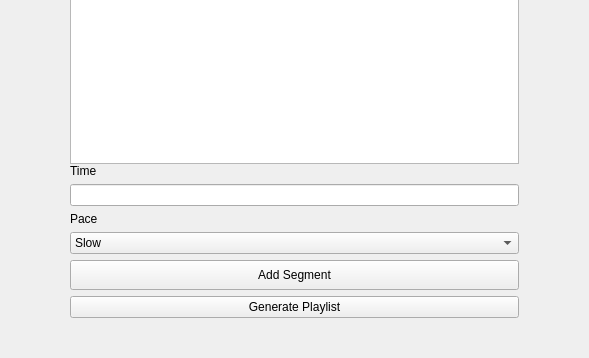
james-gray/pace-the-music, file ptm/views/layout.ui: the form before one commit; both pictures show x 0 to 589 and y 250 to 608 of the 589 by 608 pixel window.
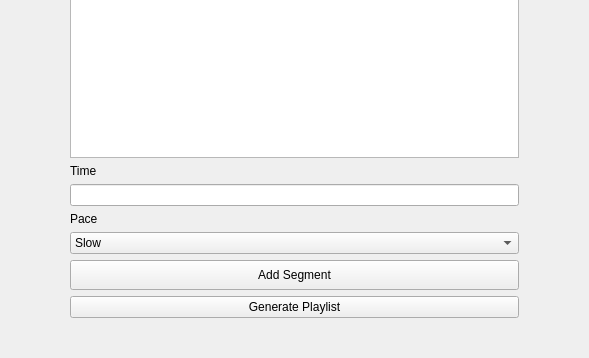
The form after the commit.

Commit message: Second attempt at fixing mac UI issue

```diff
--- a/ptm/views/layout.ui
+++ b/ptm/views/layout.ui
@@ -38,13 +38,7 @@
    <property name="styleSheet">
     <string notr="true"/>
    </property>
-   <layout class="QFormLayout" name="formLayout">
-    <property name="horizontalSpacing">
-     <number>0</number>
-    </property>
-    <property name="verticalSpacing">
-     <number>0</number>
-    </property>
+   <layout class="QVBoxLayout" name="verticalLayout_2">
     <property name="leftMargin">
      <number>70</number>
     </property>
@@ -57,7 +51,7 @@
     <property name="bottomMargin">
      <number>40</number>
     </property>
-    <item row="0" column="1">
+    <item>
      <layout class="QVBoxLayout" name="tableLayout">
       <item>
        <widget class="QLabel" name="title">
@@ -123,7 +117,7 @@
       </item>
      </layout>
     </item>
-    <item row="1" column="1">
+    <item>
      <layout class="QVBoxLayout" name="verticalLayout">
       <item>
        <widget class="QLabel" name="timeLabel">
```
The commit also changes 1 other file.
